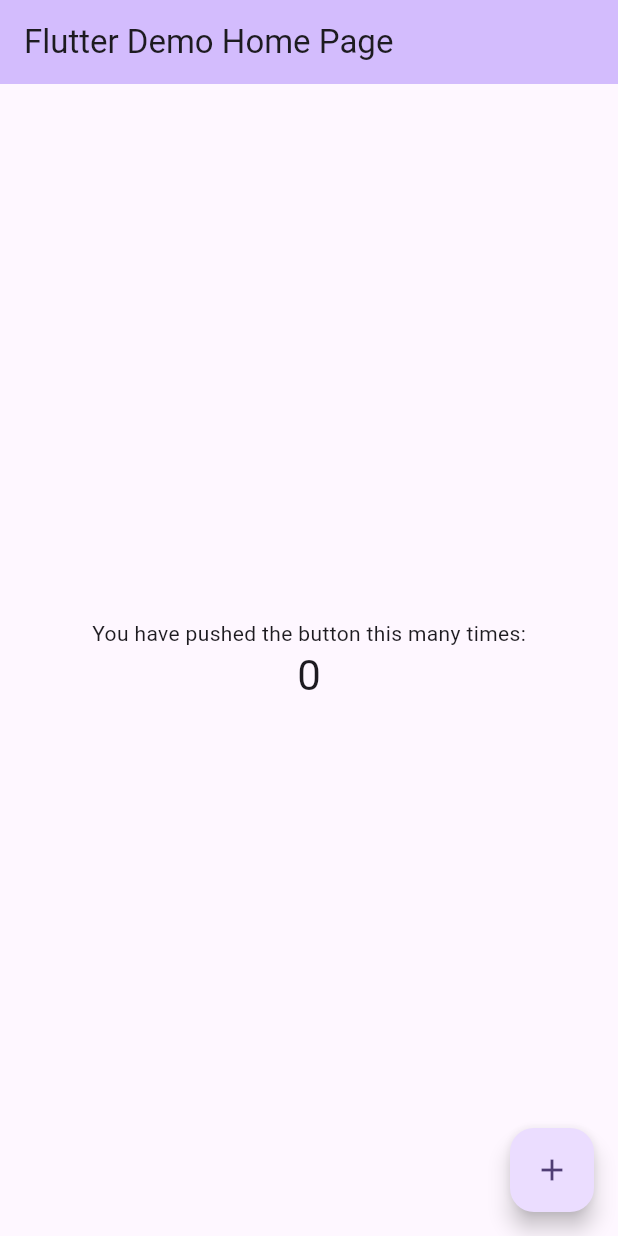
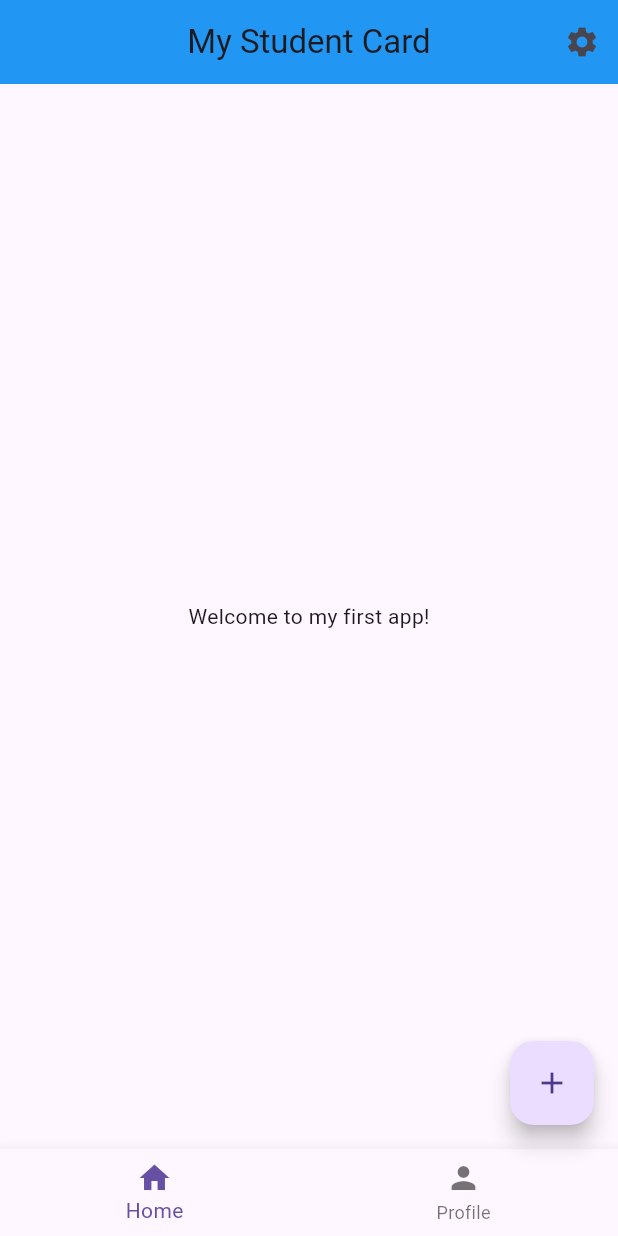
Before and after one commit to Leratogladys/StudentInfoCard, a Flutter app: the screen it shows after launch, on a phone screen of 412 x 824 dp. Run offline on Flutter 3.47's test engine with Material 3 defaults, Android fonts, the phone set to English and light mode, and no system bars.

Commit message:
Refactor UI: Student app scaffold & widget
Replace Flutter demo scaffold with a simplified Student Info app UI. Changes include:

- Update app title to "Student Info App" and use ThemeData(primarySwatch: Colors.blue).
- Simplify MyHomePage constructor (remove title param) and remove demo counter state and increment logic.
- Rework AppBar (title "My Student Card", blue background, centered title, settings action).
- Replace body with a welcome message and make FAB print a message instead of updating state.
- Add BottomNavigationBar with Home and Profile items.
- Add a new PrintedPhoto StatelessWidget to display a person name and date.
- Remove extensive template comments and demo-only code.

These edits convert the template demo into a small starter UI for a student/profile app and add a reusable PrintedPhoto widget.

```diff
--- a/lib/main.dart
+++ b/lib/main.dart
@@ -7,116 +7,75 @@ void main() {
 class MyApp extends StatelessWidget {
   const MyApp({super.key});
 
-  // This widget is the root of your application.
   @override
   Widget build(BuildContext context) {
     return MaterialApp(
-      title: 'Flutter Demo',
-      theme: ThemeData(
-        // This is the theme of your application.
-        //
-        // TRY THIS: Try running your application with "flutter run". You'll see
-        // the application has a purple toolbar. Then, without quitting the app,
-        // try changing the seedColor in the colorScheme below to Colors.green
-        // and then invoke "hot reload" (save your changes or press the "hot
-        // reload" button in a Flutter-supported IDE, or press "r" if you used
-        // the command line to start the app).
-        //
-        // Notice that the counter didn't reset back to zero; the application
-        // state is not lost during the reload. To reset the state, use hot
-        // restart instead.
-        //
-        // This works for code too, not just values: Most code changes can be
-        // tested with just a hot reload.
-        colorScheme: .fromSeed(seedColor: Colors.deepPurple),
-      ),
-      home: const MyHomePage(title: 'Flutter Demo Home Page'),
+      title: 'Student Info App',
+      theme: ThemeData(primarySwatch: Colors.blue),
+      home: const MyHomePage(),
     );
   }
 }
 
 class MyHomePage extends StatefulWidget {
-  const MyHomePage({super.key, required this.title});
-
-  // This widget is the home page of your application. It is stateful, meaning
-  // that it has a State object (defined below) that contains fields that affect
-  // how it looks.
-
-  // This class is the configuration for the state. It holds the values (in this
-  // case the title) provided by the parent (in this case the App widget) and
-  // used by the build method of the State. Fields in a Widget subclass are
-  // always marked "final".
-
-  final String title;
+  const MyHomePage({super.key});
 
   @override
   State<MyHomePage> createState() => _MyHomePageState();
 }
 
 class _MyHomePageState extends State<MyHomePage> {
-  int _counter = 0;
-
-  void _incrementCounter() {
-    setState(() {
-      // This call to setState tells the Flutter framework that something has
-      // changed in this State, which causes it to rerun the build method below
-      // so that the display can reflect the updated values. If we changed
-      // _counter without calling setState(), then the build method would not be
-      // called again, and so nothing would appear to happen.
-      _counter++;
-    });
-  }
-
   @override
   Widget build(BuildContext context) {
-    // This method is rerun every time setState is called, for instance as done
-    // by the _incrementCounter method above.
-    //
-    // The Flutter framework has been optimized to make rerunning build methods
-    // fast, so that you can just rebuild anything that needs updating rather
-    // than having to individually change instances of widgets.
     return Scaffold(
       appBar: AppBar(
-        // TRY THIS: Try changing the color here to a specific color (to
-        // Colors.amber, perhaps?) and trigger a hot reload to see the AppBar
-        // change color while the other colors stay the same.
-        backgroundColor: Theme.of(context).colorScheme.inversePrimary,
-        // Here we take the value from the MyHomePage object that was created by
-        // the App.build method, and use it to set our appbar title.
-        title: Text(widget.title),
+        title: const Text("My Student Card"),
+        backgroundColor: Colors.blue,
+        centerTitle: true,
+        actions: [
+          IconButton(
+            icon: const Icon(Icons.settings),
+            onPressed: () {
+              print("Settings pressed");
+            },
+          ),
+        ],
       ),
-      body: Center(
-        // Center is a layout widget. It takes a single child and positions it
-        // in the middle of the parent.
-        child: Column(
-          // Column is also a layout widget. It takes a list of children and
-          // arranges them vertically. By default, it sizes itself to fit its
-          // children horizontally, and tries to be as tall as its parent.
-          //
-          // Column has various properties to control how it sizes itself and
-          // how it positions its children. Here we use mainAxisAlignment to
-          // center the children vertically; the main axis here is the vertical
-          // axis because Columns are vertical (the cross axis would be
-          // horizontal).
-          //
-          // TRY THIS: Invoke "debug painting" (choose the "Toggle Debug Paint"
-          // action in the IDE, or press "p" in the console), to see the
-          // wireframe for each widget.
-          mainAxisAlignment: .center,
-          children: [
-            const Text('You have pushed the button this many times:'),
-            Text(
-              '$_counter',
-              style: Theme.of(context).textTheme.headlineMedium,
-            ),
-          ],
-        ),
+      body: Center(child: Text("Welcome to my first app!")),
+      floatingActionButton: FloatingActionButton(
+        onPressed: () {
+          print("FAB pressed");
+        },
+        child: const Icon(Icons.add),
       ),
-      floatingActionButton: FloatingActionButton(
-        onPressed: _incrementCounter,
-        tooltip: 'Increment',
-        child: const Icon(Icons.add),
+      bottomNavigationBar: BottomNavigationBar(
+        items: const [
+          BottomNavigationBarItem(icon: Icon(Icons.home), label: "Home"),
+
+          BottomNavigationBarItem(icon: Icon(Icons.person), label: "Profile"),
+        ],
       ),
     );
   }
 }
+
+class PrintedPhoto extends StatelessWidget {
+  final String personName;
+  final String dateTaken;
+
+  const PrintedPhoto({
+    super.key,
+    required this.personName,
+    required this.dateTaken,
+  });
+
+  @override
+  Widget build(BuildContext context){
+    return Column(
+      children: [
+        Text("Person: $personName"),
+        Text("Date: $dateTaken"),
+      ],
+    );
+  }
+}
```
